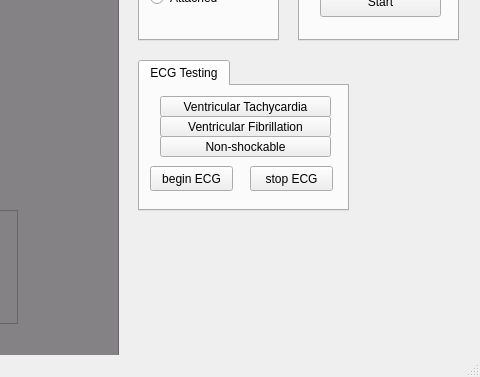
This is mainwindow.ui in nicwatson/aed-project as Qt 5 draws it before an edit; both pictures show x 582 to 1062 and y 340 to 717 of the 1062 by 717 pixel window. The edited form follows.
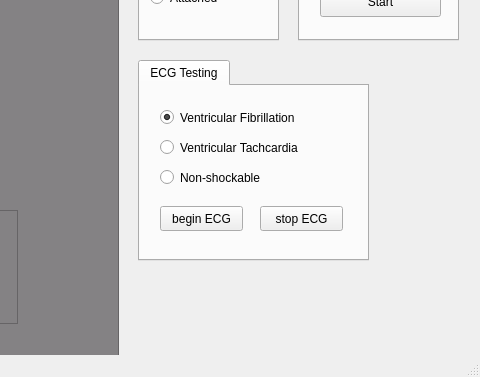
This is the edited form. Icons and pictures are not drawn. Custom widgets are drawn as their Qt base class.

Commit message: Change ECG Testing Buttons to RadioButtons

Diff of the .ui file:
```diff
--- a/mainwindow.ui
+++ b/mainwindow.ui
@@ -855,8 +855,8 @@
      <rect>
       <x>720</x>
       <y>400</y>
-      <width>211</width>
-      <height>151</height>
+      <width>231</width>
+      <height>201</height>
      </rect>
     </property>
     <widget class="QWidget" name="tab_5">
@@ -866,8 +866,8 @@
      <widget class="QPushButton" name="beginECGButton">
       <property name="geometry">
        <rect>
-        <x>10</x>
-        <y>80</y>
+        <x>20</x>
+        <y>120</y>
         <width>83</width>
         <height>25</height>
        </rect>
@@ -875,25 +875,15 @@
       <property name="text">
        <string>begin ECG</string>
       </property>
-     </widget>
-     <widget class="QPushButton" name="tachyButton">
-      <property name="geometry">
-       <rect>
-        <x>20</x>
-        <y>10</y>
-        <width>171</width>
-        <height>21</height>
-       </rect>
-      </property>
-      <property name="text">
-       <string>Ventricular Tachycardia</string>
+      <property name="checkable">
+       <bool>false</bool>
       </property>
      </widget>
      <widget class="QPushButton" name="stopECGButton">
       <property name="geometry">
        <rect>
-        <x>110</x>
-        <y>80</y>
+        <x>120</x>
+        <y>120</y>
         <width>83</width>
         <height>25</height>
        </rect>
@@ -902,30 +892,46 @@
        <string>stop ECG</string>
       </property>
      </widget>
-     <widget class="QPushButton" name="fibButton">
+     <widget class="QRadioButton" name="nonShockableButton">
       <property name="geometry">
        <rect>
         <x>20</x>
-        <y>30</y>
-        <width>171</width>
-        <height>21</height>
+        <y>80</y>
+        <width>151</width>
+        <height>23</height>
+       </rect>
+      </property>
+      <property name="text">
+       <string>Non-shockable</string>
+      </property>
+     </widget>
+     <widget class="QRadioButton" name="fibButton">
+      <property name="geometry">
+       <rect>
+        <x>20</x>
+        <y>20</y>
+        <width>181</width>
+        <height>23</height>
        </rect>
       </property>
       <property name="text">
        <string>Ventricular Fibrillation</string>
       </property>
+      <property name="checked">
+       <bool>true</bool>
+      </property>
      </widget>
-     <widget class="QPushButton" name="nonShockableButton">
+     <widget class="QRadioButton" name="tachyButton">
       <property name="geometry">
        <rect>
         <x>20</x>
         <y>50</y>
-        <width>171</width>
-        <height>21</height>
+        <width>181</width>
+        <height>23</height>
        </rect>
       </property>
       <property name="text">
-       <string>Non-shockable</string>
+       <string>Ventricular Tachcardia</string>
       </property>
      </widget>
     </widget>
```
Left out of the diff: 2 changed lines with no effect on the pictures. The commit also changes 5 other files.
